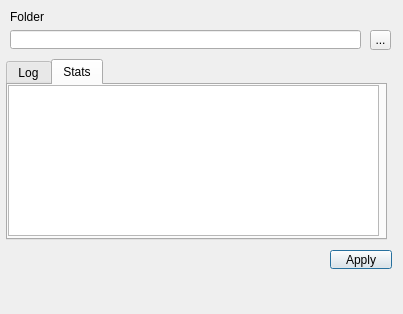
gloryvictory/qgis-plugin-finddata, file finddata_dialog_base.ui: the form before one commit.
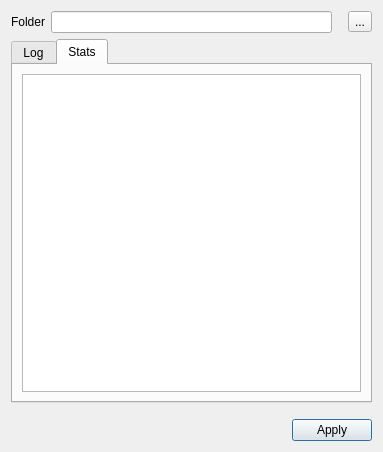
The form after the commit.

Commit message: changing dialog ui components

Patch:
```diff
--- a/finddata_dialog_base.ui
+++ b/finddata_dialog_base.ui
@@ -6,10 +6,16 @@
    <rect>
     <x>0</x>
     <y>0</y>
-    <width>403</width>
-    <height>314</height>
+    <width>383</width>
+    <height>452</height>
    </rect>
   </property>
+  <property name="sizePolicy">
+   <sizepolicy hsizetype="Expanding" vsizetype="Expanding">
+    <horstretch>0</horstretch>
+    <verstretch>0</verstretch>
+   </sizepolicy>
+  </property>
   <property name="windowTitle">
    <string>finddata</string>
   </property>
@@ -22,27 +28,16 @@
   <property name="modal">
    <bool>false</bool>
   </property>
-  <widget class="QLineEdit" name="edtFolder">
-   <property name="geometry">
-    <rect>
-     <x>10</x>
-     <y>30</y>
-     <width>351</width>
-     <height>19</height>
-    </rect>
-   </property>
-  </widget>
+  <layout class="QGridLayout" name="gridLayout_2">
+   <item row="0" column="0" colspan="2">
+    <layout class="QGridLayout" name="gridLayout">
+     <item row="0" column="1">
+      <widget class="QLineEdit" name="edtFolder"/>
+     </item>
+     <item row="0" column="3">
   <widget class="QToolButton" name="btnSelectFolder">
-   <property name="geometry">
-    <rect>
-     <x>370</x>
-     <y>30</y>
-     <width>21</width>
-     <height>20</height>
-    </rect>
-   </property>
    <property name="sizePolicy">
-    <sizepolicy hsizetype="Expanding" vsizetype="Expanding">
+        <sizepolicy hsizetype="Maximum" vsizetype="Maximum">
      <horstretch>0</horstretch>
      <verstretch>0</verstretch>
     </sizepolicy>
@@ -57,41 +52,78 @@
     <string>...</string>
    </property>
   </widget>
+     </item>
+     <item row="0" column="0">
   <widget class="QLabel" name="label">
-   <property name="geometry">
-    <rect>
-     <x>10</x>
-     <y>10</y>
-     <width>190</width>
-     <height>11</height>
-    </rect>
-   </property>
    <property name="text">
     <string>&lt;html&gt;&lt;head/&gt;&lt;body&gt;&lt;p&gt;Folder&lt;/p&gt;&lt;/body&gt;&lt;/html&gt;</string>
    </property>
   </widget>
+     </item>
+     <item row="0" column="2">
+      <spacer name="horizontalSpacer_2">
+       <property name="orientation">
+        <enum>Qt::Horizontal</enum>
+       </property>
+       <property name="sizeType">
+        <enum>QSizePolicy::Fixed</enum>
+       </property>
+       <property name="sizeHint" stdset="0">
+        <size>
+         <width>10</width>
+         <height>10</height>
+        </size>
+       </property>
+      </spacer>
+     </item>
+    </layout>
+   </item>
+   <item row="2" column="0" colspan="2">
+    <layout class="QVBoxLayout" name="verticalLayout">
+     <item>
+      <spacer name="verticalSpacer">
+       <property name="orientation">
+        <enum>Qt::Vertical</enum>
+       </property>
+       <property name="sizeType">
+        <enum>QSizePolicy::Fixed</enum>
+       </property>
+       <property name="sizeHint" stdset="0">
+        <size>
+         <width>10</width>
+         <height>10</height>
+        </size>
+       </property>
+      </spacer>
+     </item>
+     <item>
+      <layout class="QHBoxLayout" name="horizontalLayout">
+       <item>
+        <spacer name="horizontalSpacer">
+         <property name="orientation">
+          <enum>Qt::Horizontal</enum>
+         </property>
+         <property name="sizeHint" stdset="0">
+          <size>
+           <width>40</width>
+           <height>20</height>
+          </size>
+         </property>
+        </spacer>
+       </item>
+       <item>
   <widget class="QPushButton" name="btnApply">
-   <property name="geometry">
-    <rect>
-     <x>330</x>
-     <y>250</y>
-     <width>62</width>
-     <height>19</height>
-    </rect>
-   </property>
    <property name="text">
     <string>Apply</string>
    </property>
   </widget>
+       </item>
+      </layout>
+     </item>
+    </layout>
+   </item>
+   <item row="1" column="0" colspan="2">
   <widget class="QTabWidget" name="tabWidget">
-   <property name="geometry">
-    <rect>
-     <x>6</x>
-     <y>59</y>
-     <width>381</width>
-     <height>181</height>
-    </rect>
-   </property>
    <property name="currentIndex">
     <number>1</number>
    </property>
@@ -120,18 +152,22 @@
     <attribute name="title">
      <string>Stats</string>
     </attribute>
+      <layout class="QGridLayout" name="gridLayout_4">
+       <item row="0" column="0">
     <widget class="QTableView" name="tableView">
-     <property name="geometry">
-      <rect>
-       <x>0</x>
-       <y>0</y>
-       <width>371</width>
-       <height>151</height>
-      </rect>
-     </property>
-    </widget>
-   </widget>
-  </widget>
+         <property name="sizePolicy">
+          <sizepolicy hsizetype="Expanding" vsizetype="Expanding">
+           <horstretch>0</horstretch>
+           <verstretch>0</verstretch>
+          </sizepolicy>
+         </property>
+        </widget>
+       </item>
+      </layout>
+     </widget>
+    </widget>
+   </item>
+  </layout>
  </widget>
  <resources/>
  <connections/>
```
Left out of the diff: 14 changed lines with no effect on the pictures. Lines whose indentation alone changed are shown as unchanged. The commit also changes 1 other file.
